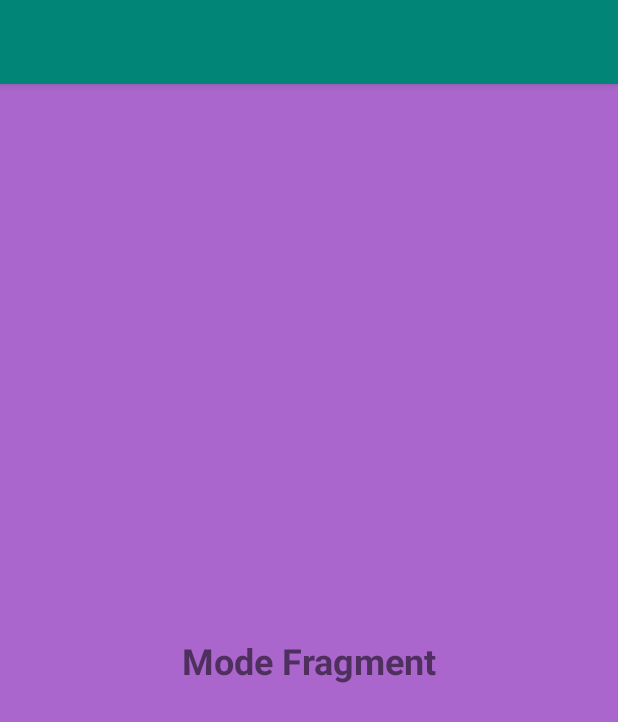
After one commit to HasanKarasahin/fragments-with-navigator, an Android app: the fragment ModeFragment shown on its own in the app's theme, on a phone screen of 412 x 824 dp. The commit adds this screen. Shown: the top 722 px of the screen. Run offline under Robolectric (Android 15) with nearby library versions, the phone set to English and light mode, and no system bars.

Commit message:
fragmentler ile ilgili düzenlemeler

```diff
--- /dev/null
+++ b/app/src/main/java/Fragments/ModeFragment.java
@@ -0,0 +1,24 @@
+package Fragments;
+
+import android.os.Bundle;
+import android.support.v4.app.Fragment;
+import android.view.LayoutInflater;
+import android.view.View;
+import android.view.ViewGroup;
+
+import com.example.hasan.fragments_with_navigator.R;
+
+public class ModeFragment extends Fragment {
+
+    @Override
+    public void onCreate(Bundle savedInstanceState) {
+        super.onCreate(savedInstanceState);
+    }
+
+    @Override
+    public View onCreateView(LayoutInflater inflater, ViewGroup container,
+                             Bundle savedInstanceState) {
+        // Inflate the layout for this fragment
+        return inflater.inflate(R.layout.fragment_mode, container, false);
+    }
+}
--- /dev/null
+++ b/app/src/main/res/layout/fragment_mode.xml
@@ -0,0 +1,25 @@
+<android.support.constraint.ConstraintLayout xmlns:android="http://schemas.android.com/apk/res/android"
+    xmlns:app="http://schemas.android.com/apk/res-auto"
+    xmlns:tools="http://schemas.android.com/tools"
+    android:layout_width="match_parent"
+    android:layout_height="match_parent"
+    android:background="@android:color/holo_purple"
+    tools:context="Fragments.ModeFragment">
+
+    <!-- TODO: Update blank fragment layout -->
+    <TextView
+        android:layout_width="wrap_content"
+        android:layout_height="wrap_content"
+        android:layout_marginStart="8dp"
+        android:layout_marginTop="8dp"
+        android:layout_marginEnd="8dp"
+        android:layout_marginBottom="8dp"
+        android:text="@string/mode_fragment"
+        android:textSize="24sp"
+        android:textStyle="bold"
+        app:layout_constraintBottom_toBottomOf="parent"
+        app:layout_constraintEnd_toEndOf="parent"
+        app:layout_constraintStart_toStartOf="parent"
+        app:layout_constraintTop_toTopOf="parent" />
+
+</android.support.constraint.ConstraintLayout>
```
Also changed, not shown: app/src/main/java/Fragments/LoginFragment.java (added, +24 -0 lines), app/src/main/java/Fragments/SplashFragment.java (added, +25 -0 lines), app/src/main/res/layout/fragment_login.xml (added, +25 -0 lines), app/src/main/res/layout/fragment_splash.xml (added, +25 -0 lines), app/src/main/res/values/strings.xml (+6 -1 lines).
